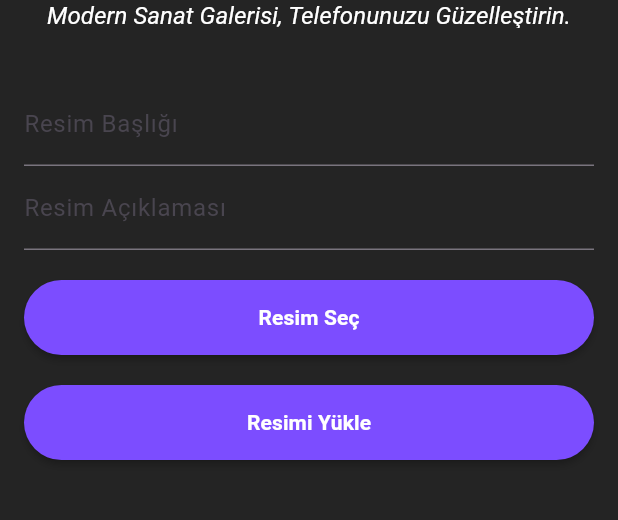
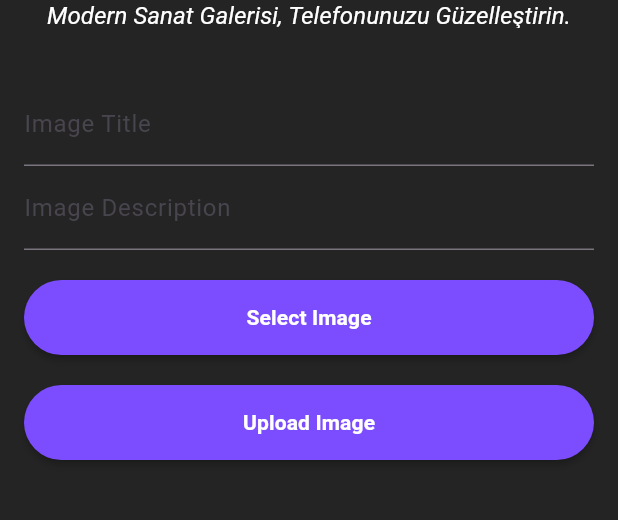
Before and after one commit to AksitArda/Artify, a Flutter app: the Main screen opened directly, swiped to page 2, on a phone screen of 412 x 824 dp, the part 56-576 px from its top. Run offline on Flutter 3.47's test engine with Material 3 defaults, Android fonts, the light colour scheme and no system bars; our stand-ins replace animate_do, image_picker, shared_preferences; accounts and stored records are empty; network calls fail.

Commit message:
Update search.dart
A

```diff
--- a/app/lib/search.dart
+++ b/app/lib/search.dart
@@ -44,10 +44,10 @@ class _ImageUploadPageState extends State<Search> {
     var response = await request.send();
 
     if (response.statusCode == 200) {
-      print("Resim başarıyla yüklendi!");
+      print("Image uploaded successfully!");
     } else {
       String responseBody = await response.stream.bytesToString();
-      print("Hata! Yanıt body: $responseBody");
+      print("Mistake! Response body: $responseBody");
     }
   }
 
@@ -63,20 +63,20 @@ class _ImageUploadPageState extends State<Search> {
             SizedBox(height: 20),
             TextFormField(
               controller: _imageTitleController,
-              decoration: InputDecoration(labelText: 'Resim Başlığı'),
+              decoration: InputDecoration(labelText: 'Image Title'),
               validator: (value) {
                 if (value == null || value.isEmpty) {
-                  return 'Lütfen bir başlık girin';
+                  return 'Please enter a title';
                 }
                 return null;
               },
             ),
             TextFormField(
               controller: _imageDescController,
-              decoration: InputDecoration(labelText: 'Resim Açıklaması'),
+              decoration: InputDecoration(labelText: 'Image Description'),
               validator: (value) {
                 if (value == null || value.isEmpty) {
-                  return 'Lütfen bir açıklama girin';
+                  return 'Please enter a description';
                 }
                 return null;
               },
@@ -91,7 +91,7 @@ class _ImageUploadPageState extends State<Search> {
               ),
               child: const Center(
                 child: Text(
-                  "Resim Seç",
+                  "Select Image",
                   style: TextStyle(
                     color: Colors.white,
                     fontWeight: FontWeight.bold,
@@ -118,7 +118,7 @@ class _ImageUploadPageState extends State<Search> {
               ),
               child: const Center(
                 child: Text(
-                  "Resimi Yükle",
+                  "Upload Image",
                   style: TextStyle(
                     color: Colors.white,
                     fontWeight: FontWeight.bold,
```
